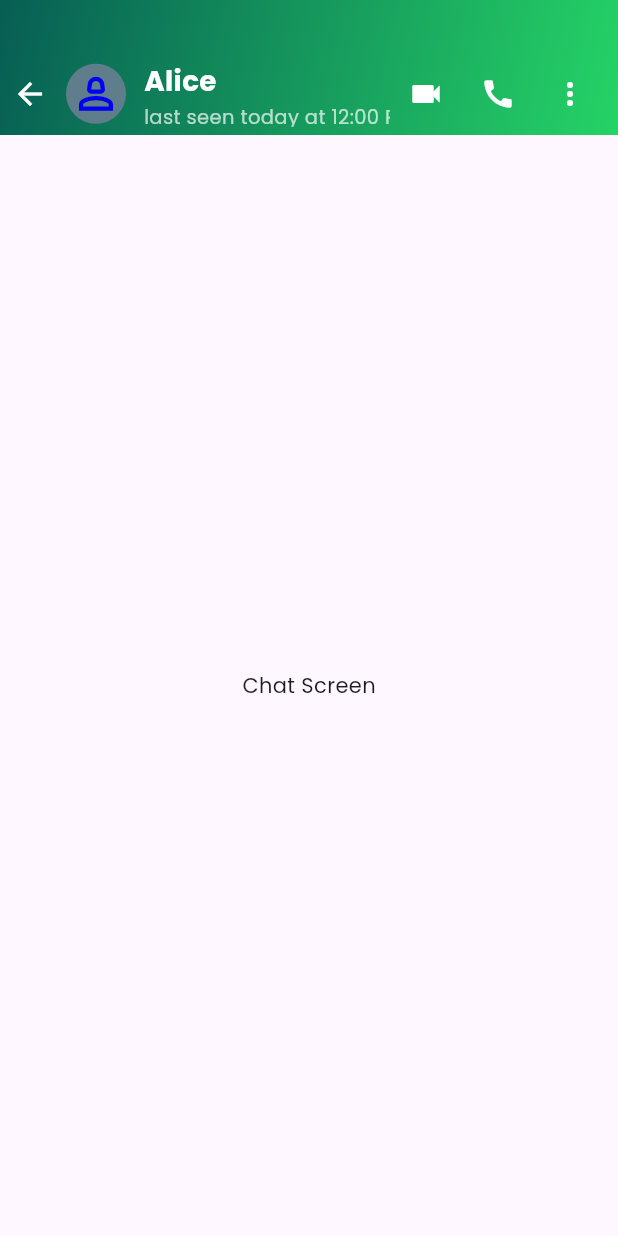
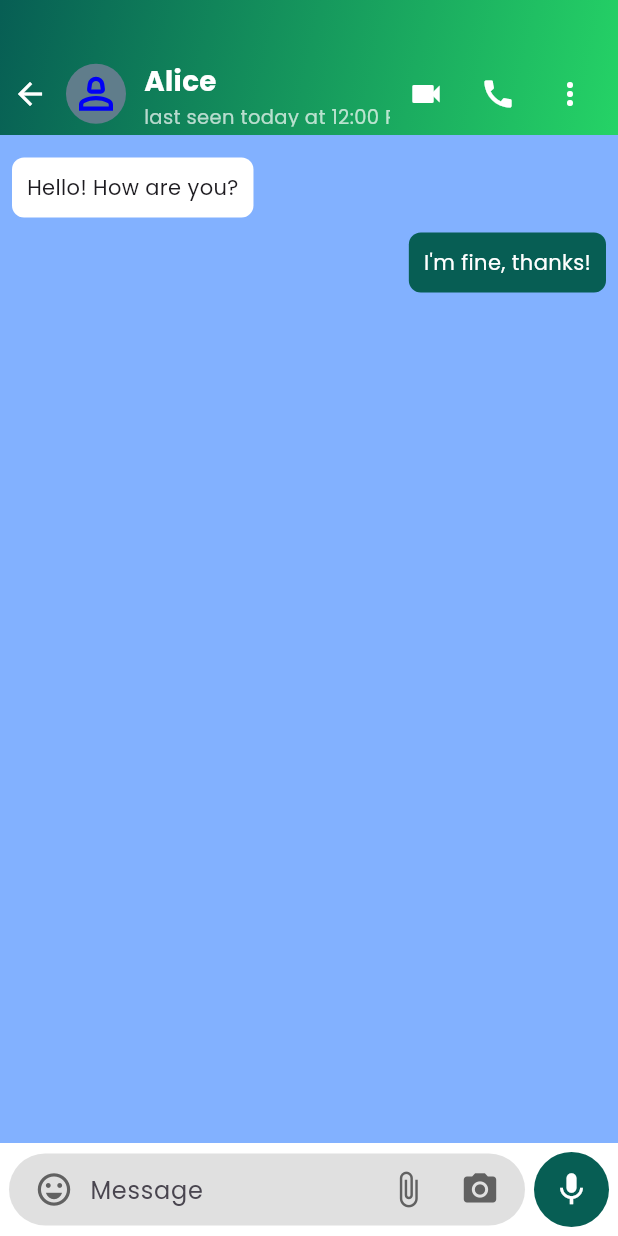
Before and after one commit to San2021331091/voxa-social-chat-app, a Flutter app: the ChatPage screen opened directly, after a tap on "Alice", on a phone screen of 412 x 824 dp. Run offline on Flutter 3.47's test engine with Material 3 defaults, Android fonts, the phone set to English and light mode, and no system bars; drawn by our look-alikes of marquee; our stand-ins replace flutter_svg.

Commit message:
chat page design

```diff
--- a/frontend/voxa/lib/customui/customcard.dart
+++ b/frontend/voxa/lib/customui/customcard.dart
@@ -37,6 +37,7 @@ class CustomCard extends StatelessWidget {
                 style: const TextStyle(
                   fontSize: 16,
                   fontWeight: FontWeight.w900,
+                  color: Colors.deepOrange
                 ),
               ),
               subtitle: Row(
--- a/frontend/voxa/lib/pages/ChatPage.dart
+++ b/frontend/voxa/lib/pages/ChatPage.dart
@@ -58,8 +58,8 @@ class ChatPageState extends State<ChatPage> {
           shape: BoxShape.circle,
           gradient: LinearGradient(
             colors: [
-              Colors.green,
-              Colors.blue,
+               Color.fromARGB(255, 11, 187, 17),
+              Color.fromARGB(255, 16, 134, 230),
             ],
             begin: Alignment.topLeft,
             end: Alignment.bottomRight,
--- a/frontend/voxa/lib/screens/individualpage.dart
+++ b/frontend/voxa/lib/screens/individualpage.dart
@@ -13,6 +13,21 @@ class IndividualPage extends StatefulWidget {
 }
 
 class _IndividualPageState extends State<IndividualPage> {
+  final TextEditingController _messageController = TextEditingController();
+  bool isTyping = false;
+
+@override
+void initState() {
+  super.initState();
+
+  _messageController.addListener(() {
+    setState(() {
+      isTyping = _messageController.text.trim().isNotEmpty;
+    });
+  });
+}
+
+
   @override
   Widget build(BuildContext context) {
     return Scaffold(
@@ -34,13 +49,11 @@ class _IndividualPageState extends State<IndividualPage> {
             ),
             child: Row(
               children: [
-                // BACK BUTTON
                 InkWell(
                   onTap: () => Navigator.pop(context),
                   child: const Icon(Icons.arrow_back, color: Colors.white),
                 ),
                 const SizedBox(width: 12),
-                // AVATAR
                 CircleAvatar(
                   radius: 20,
                   backgroundColor: Colors.blueGrey,
@@ -53,7 +66,6 @@ class _IndividualPageState extends State<IndividualPage> {
                   ),
                 ),
                 const SizedBox(width: 12),
-
                 Expanded(
                   child: Column(
                     crossAxisAlignment: CrossAxisAlignment.start,
@@ -88,36 +100,31 @@ class _IndividualPageState extends State<IndividualPage> {
                     ],
                   ),
                 ),
-
                 Row(
                   children: [
                     IconButton(
-                      onPressed: () {
-
-                      },
+                      onPressed: () {},
                       icon: const Icon(Icons.videocam, color: Colors.white),
                     ),
                     IconButton(
-                      onPressed: () {
-
-                      },
+                      onPressed: () {},
                       icon: const Icon(Icons.call, color: Colors.white),
                     ),
                     PopupMenuButton<String>(
                       color: AppColor.tealGreen,
                       icon: const Icon(Icons.more_vert, color: Colors.white),
-                      onSelected: (value) {
-
-                      },
+                      onSelected: (value) {},
                       itemBuilder: (BuildContext context) {
                         return [
                           const PopupMenuItem(
                             value: "View Contact",
-                            child: Text("View Contact", style: TextStyle(color: Colors.white)),
+                            child:
+                                Text("View Contact", style: TextStyle(color: Colors.white)),
                           ),
                           const PopupMenuItem(
                             value: "Media, Links, and Docs",
-                            child: Text("Media, Links, and Docs", style: TextStyle(color: Colors.white)),
+                            child: Text("Media, Links, and Docs",
+                                style: TextStyle(color: Colors.white)),
                           ),
                           const PopupMenuItem(
                             value: "Search",
@@ -125,7 +132,8 @@ class _IndividualPageState extends State<IndividualPage> {
                           ),
                           const PopupMenuItem(
                             value: "Mute Notifications",
-                            child: Text("Mute Notifications", style: TextStyle(color: Colors.white)),
+                            child: Text("Mute Notifications",
+                                style: TextStyle(color: Colors.white)),
                           ),
                         ];
                       },
@@ -136,10 +144,145 @@ class _IndividualPageState extends State<IndividualPage> {
             ),
           ),
 
-          // BODY
-          const Expanded(
-            child: Center(child: Text("Chat Screen")),
+          // BODY - Chat area
+          Expanded(
+            child: Container(
+              color: Colors.blueAccent[100],
+              child: ListView(
+                padding: const EdgeInsets.symmetric(horizontal: 8, vertical: 10),
+                children: [
+                  // Sample messages
+                  Align(
+                    alignment: Alignment.centerLeft,
+                    child: Container(
+                      padding: const EdgeInsets.all(10),
+                      margin: const EdgeInsets.symmetric(vertical: 5),
+                      decoration: BoxDecoration(
+                        color: Colors.white,
+                        borderRadius: BorderRadius.circular(8),
+                      ),
+                      child: const Text("Hello! How are you?"),
+                    ),
+                  ),
+                  Align(
+                    alignment: Alignment.centerRight,
+                    child: Container(
+                      padding: const EdgeInsets.all(10),
+                      margin: const EdgeInsets.symmetric(vertical: 5),
+                      decoration: BoxDecoration(
+                        color: AppColor.tealGreen,
+                        borderRadius: BorderRadius.circular(8),
+                      ),
+                      child: const Text(
+                        "I'm fine, thanks!",
+                        style: TextStyle(color: Colors.white),
+                      ),
+                    ),
+                  ),
+                ],
+              ),
+            ),
           ),
+
+
+Container(
+  padding: const EdgeInsets.symmetric(horizontal: 6, vertical: 6),
+  color: Colors.white,
+  child: Row(
+    children: [
+      // Message field
+      Expanded(
+        child: Container(
+          padding: const EdgeInsets.symmetric(horizontal: 6),
+          decoration: BoxDecoration(
+            color: Colors.grey.shade300,
+            borderRadius: BorderRadius.circular(40),
+          ),
+          child: Row(
+            children: [
+              // Emoji
+              IconButton(
+                icon: Icon(
+                  Icons.emoji_emotions_outlined,
+                  size: 26,
+                  color: Colors.grey.shade700,
+                  weight: 700,
+                ),
+                onPressed: () {},
+              ),
+
+              // TextField
+              Expanded(
+                child: TextField(
+                  controller: _messageController,
+                  maxLines: 5,
+                  minLines: 1,
+                  decoration: const InputDecoration(
+                    hintText: "Message",
+                    border: InputBorder.none,
+                  ),
+                ),
+              ),
+
+              // Attach
+              IconButton(
+                icon: Icon(
+                  Icons.attach_file,
+                  size: 26,
+                  color: Colors.grey.shade700,
+                  weight: 700,
+                ),
+                onPressed: () {},
+              ),
+
+              // Camera
+              IconButton(
+                icon: Icon(
+                  Icons.camera_alt,
+                  size: 26,
+                  color: Colors.grey.shade700,
+                  weight: 700,
+                ),
+                onPressed: () {},
+              ),
+            ],
+          ),
+        ),
+      ),
+
+      const SizedBox(width: 6),
+
+      // Mic / Send button
+  CircleAvatar(
+  radius: 25,
+  backgroundColor: AppColor.tealGreen,
+  child: IconButton(
+    icon: Icon(
+      isTyping ? Icons.send : Icons.mic,
+      color: Colors.white,
+      size: 26,
+      weight: 700,
+    ),
+    onPressed: () {
+      if (isTyping) {
+        // SEND MESSAGE
+        final message = _messageController.text.trim();
+        if (message.isNotEmpty) {
+          print("Sending: $message");
+          _messageController.clear(); // auto switches back to mic
+        }
+      } else {
+        // MIC ACTION
+        print("Start recording");
+      }
+    },
+  ),
+),
+
+    ],
+  ),
+),
+
         ],
       ),
     );
```
